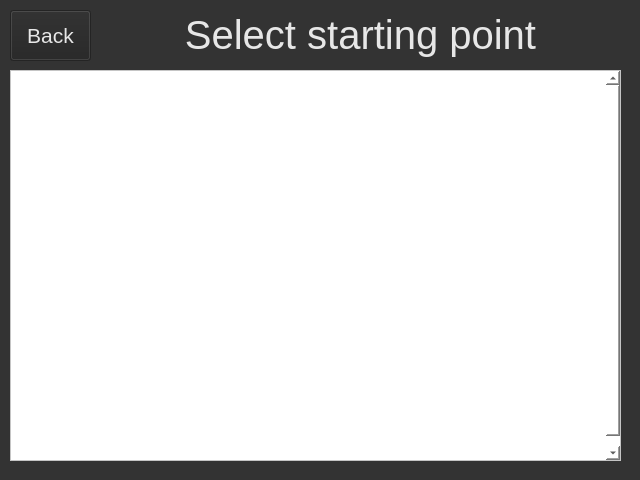
Above: archivepicker.ui from MonMonMnemonics/MChadListener before the change. Below: the same form after it.
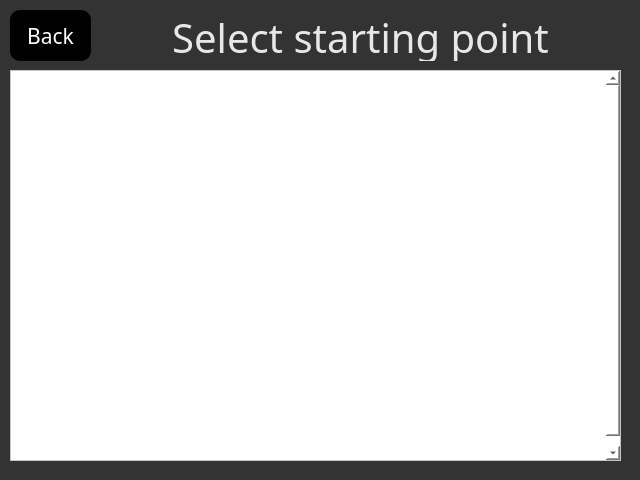
That is the form after the change.

```diff
--- a/archivepicker.ui
+++ b/archivepicker.ui
@@ -148,6 +148,15 @@
        </color>
       </brush>
      </colorrole>
+     <colorrole role="PlaceholderText">
+      <brush brushstyle="NoBrush">
+       <color alpha="128">
+        <red>255</red>
+        <green>255</green>
+        <blue>255</blue>
+       </color>
+      </brush>
+     </colorrole>
     </active>
     <inactive>
      <colorrole role="WindowText">
@@ -285,6 +294,15 @@
        </color>
       </brush>
      </colorrole>
+     <colorrole role="PlaceholderText">
+      <brush brushstyle="NoBrush">
+       <color alpha="128">
+        <red>255</red>
+        <green>255</green>
+        <blue>255</blue>
+       </color>
+      </brush>
+     </colorrole>
     </inactive>
     <disabled>
      <colorrole role="WindowText">
@@ -422,9 +440,23 @@
        </color>
       </brush>
      </colorrole>
+     <colorrole role="PlaceholderText">
+      <brush brushstyle="NoBrush">
+       <color alpha="128">
+        <red>255</red>
+        <green>255</green>
+        <blue>255</blue>
+       </color>
+      </brush>
+     </colorrole>
     </disabled>
    </palette>
   </property>
+  <property name="font">
+   <font>
+    <family>Berlin Sans FB</family>
+   </font>
+  </property>
   <property name="windowTitle">
    <string>ArchiveOverview</string>
   </property>
@@ -452,18 +484,45 @@
       <colorrole role="Button">
        <brush brushstyle="SolidPattern">
         <color alpha="255">
-         <red>35</red>
-         <green>35</green>
-         <blue>35</blue>
+         <red>0</red>
+         <green>0</green>
+         <blue>0</blue>
+        </color>
+       </brush>
+      </colorrole>
+      <colorrole role="Light">
+       <brush brushstyle="SolidPattern">
+        <color alpha="255">
+         <red>255</red>
+         <green>255</green>
+         <blue>255</blue>
+        </color>
+       </brush>
+      </colorrole>
+      <colorrole role="Midlight">
+       <brush brushstyle="SolidPattern">
+        <color alpha="255">
+         <red>255</red>
+         <green>255</green>
+         <blue>255</blue>
         </color>
        </brush>
       </colorrole>
       <colorrole role="Dark">
        <brush brushstyle="SolidPattern">
         <color alpha="255">
-         <red>255</red>
-         <green>255</green>
-         <blue>255</blue>
+         <red>127</red>
+         <green>127</green>
+         <blue>127</blue>
+        </color>
+       </brush>
+      </colorrole>
+      <colorrole role="Mid">
+       <brush brushstyle="SolidPattern">
+        <color alpha="255">
+         <red>170</red>
+         <green>170</green>
+         <blue>170</blue>
         </color>
        </brush>
       </colorrole>
@@ -476,12 +535,84 @@
         </color>
        </brush>
       </colorrole>
+      <colorrole role="BrightText">
+       <brush brushstyle="SolidPattern">
+        <color alpha="255">
+         <red>255</red>
+         <green>255</green>
+         <blue>255</blue>
+        </color>
+       </brush>
+      </colorrole>
       <colorrole role="ButtonText">
        <brush brushstyle="SolidPattern">
         <color alpha="255">
-         <red>231</red>
-         <green>231</green>
-         <blue>231</blue>
+         <red>255</red>
+         <green>255</green>
+         <blue>255</blue>
+        </color>
+       </brush>
+      </colorrole>
+      <colorrole role="Base">
+       <brush brushstyle="SolidPattern">
+        <color alpha="255">
+         <red>0</red>
+         <green>0</green>
+         <blue>0</blue>
+        </color>
+       </brush>
+      </colorrole>
+      <colorrole role="Window">
+       <brush brushstyle="SolidPattern">
+        <color alpha="255">
+         <red>0</red>
+         <green>0</green>
+         <blue>0</blue>
+        </color>
+       </brush>
+      </colorrole>
+      <colorrole role="Shadow">
+       <brush brushstyle="SolidPattern">
+        <color alpha="255">
+         <red>0</red>
+         <green>0</green>
+         <blue>0</blue>
+        </color>
+       </brush>
+      </colorrole>
+      <colorrole role="AlternateBase">
+       <brush brushstyle="SolidPattern">
+        <color alpha="255">
+         <red>255</red>
+         <green>255</green>
+         <blue>255</blue>
+        </color>
+       </brush>
+      </colorrole>
+      <colorrole role="ToolTipBase">
+       <brush brushstyle="SolidPattern">
+        <color alpha="255">
+         <red>255</red>
+         <green>255</green>
+         <blue>220</blue>
+        </color>
+       </brush>
+      </colorrole>
+      <colorrole role="ToolTipText">
+       <brush brushstyle="SolidPattern">
+        <color alpha="255">
+         <red>0</red>
+         <green>0</green>
+         <blue>0</blue>
+        </color>
+       </brush>
+      </colorrole>
+      <colorrole role="PlaceholderText">
+       <brush brushstyle="SolidPattern">
+        <color alpha="128">
+         <red>0</red>
+         <green>0</green>
+         <blue>0</blue>
         </color>
        </brush>
       </colorrole>
@@ -499,18 +630,45 @@
       <colorrole role="Button">
        <brush brushstyle="SolidPattern">
         <color alpha="255">
-         <red>35</red>
-         <green>35</green>
-         <blue>35</blue>
+         <red>0</red>
+         <green>0</green>
+         <blue>0</blue>
+        </color>
+       </brush>
+      </colorrole>
+      <colorrole role="Light">
+       <brush brushstyle="SolidPattern">
+        <color alpha="255">
+         <red>255</red>
+         <green>255</green>
+         <blue>255</blue>
+        </color>
+       </brush>
+      </colorrole>
+      <colorrole role="Midlight">
+       <brush brushstyle="SolidPattern">
+        <color alpha="255">
+         <red>255</red>
+         <green>255</green>
+         <blue>255</blue>
         </color>
        </brush>
       </colorrole>
       <colorrole role="Dark">
        <brush brushstyle="SolidPattern">
         <color alpha="255">
-         <red>255</red>
-         <green>255</green>
-         <blue>255</blue>
+         <red>127</red>
+         <green>127</green>
+         <blue>127</blue>
+        </color>
+       </brush>
+      </colorrole>
+      <colorrole role="Mid">
+       <brush brushstyle="SolidPattern">
+        <color alpha="255">
+         <red>170</red>
+         <green>170</green>
+         <blue>170</blue>
         </color>
        </brush>
       </colorrole>
@@ -523,12 +681,84 @@
         </color>
        </brush>
       </colorrole>
+      <colorrole role="BrightText">
+       <brush brushstyle="SolidPattern">
+        <color alpha="255">
+         <red>255</red>
+         <green>255</green>
+         <blue>255</blue>
+        </color>
+       </brush>
+      </colorrole>
       <colorrole role="ButtonText">
        <brush brushstyle="SolidPattern">
         <color alpha="255">
-         <red>231</red>
-         <green>231</green>
-         <blue>231</blue>
+         <red>255</red>
+         <green>255</green>
+         <blue>255</blue>
+        </color>
+       </brush>
+      </colorrole>
+      <colorrole role="Base">
+       <brush brushstyle="SolidPattern">
+        <color alpha="255">
+         <red>0</red>
+         <green>0</green>
+         <blue>0</blue>
+        </color>
+       </brush>
+      </colorrole>
+      <colorrole role="Window">
+       <brush brushstyle="SolidPattern">
+        <color alpha="255">
+         <red>0</red>
+         <green>0</green>
+         <blue>0</blue>
+        </color>
+       </brush>
+      </colorrole>
+      <colorrole role="Shadow">
+       <brush brushstyle="SolidPattern">
+        <color alpha="255">
+         <red>0</red>
+         <green>0</green>
+         <blue>0</blue>
+        </color>
+       </brush>
+      </colorrole>
+      <colorrole role="AlternateBase">
+       <brush brushstyle="SolidPattern">
+        <color alpha="255">
+         <red>255</red>
+         <green>255</green>
+         <blue>255</blue>
+        </color>
+       </brush>
+      </colorrole>
+      <colorrole role="ToolTipBase">
+       <brush brushstyle="SolidPattern">
+        <color alpha="255">
+         <red>255</red>
+         <green>255</green>
+         <blue>220</blue>
+        </color>
+       </brush>
+      </colorrole>
+      <colorrole role="ToolTipText">
+       <brush brushstyle="SolidPattern">
+        <color alpha="255">
+         <red>0</red>
+         <green>0</green>
+         <blue>0</blue>
+        </color>
+       </brush>
+      </colorrole>
+      <colorrole role="PlaceholderText">
+       <brush brushstyle="SolidPattern">
+        <color alpha="128">
+         <red>0</red>
+         <green>0</green>
+         <blue>0</blue>
         </color>
        </brush>
       </colorrole>
@@ -546,18 +776,45 @@
       <colorrole role="Button">
        <brush brushstyle="SolidPattern">
         <color alpha="255">
-         <red>35</red>
-         <green>35</green>
-         <blue>35</blue>
+         <red>0</red>
+         <green>0</green>
+         <blue>0</blue>
+        </color>
+       </brush>
+      </colorrole>
+      <colorrole role="Light">
+       <brush brushstyle="SolidPattern">
+        <color alpha="255">
+         <red>255</red>
+         <green>255</green>
+         <blue>255</blue>
+        </color>
+       </brush>
+      </colorrole>
+      <colorrole role="Midlight">
+       <brush brushstyle="SolidPattern">
+        <color alpha="255">
+         <red>255</red>
+         <green>255</green>
+         <blue>255</blue>
         </color>
        </brush>
       </colorrole>
       <colorrole role="Dark">
        <brush brushstyle="SolidPattern">
         <color alpha="255">
-         <red>255</red>
-         <green>255</green>
-         <blue>255</blue>
+         <red>127</red>
+         <green>127</green>
+         <blue>127</blue>
+        </color>
+       </brush>
+      </colorrole>
+      <colorrole role="Mid">
+       <brush brushstyle="SolidPattern">
+        <color alpha="255">
+         <red>170</red>
+         <green>170</green>
+         <blue>170</blue>
         </color>
        </brush>
       </colorrole>
@@ -570,6 +827,15 @@
         </color>
        </brush>
       </colorrole>
+      <colorrole role="BrightText">
+       <brush brushstyle="SolidPattern">
+        <color alpha="255">
+         <red>255</red>
+         <green>255</green>
+         <blue>255</blue>
+        </color>
+       </brush>
+      </colorrole>
       <colorrole role="ButtonText">
        <brush brushstyle="SolidPattern">
         <color alpha="255">
@@ -579,14 +845,81 @@
         </color>
        </brush>
       </colorrole>
+      <colorrole role="Base">
+       <brush brushstyle="SolidPattern">
+        <color alpha="255">
+         <red>0</red>
+         <green>0</green>
+         <blue>0</blue>
+        </color>
+       </brush>
+      </colorrole>
+      <colorrole role="Window">
+       <brush brushstyle="SolidPattern">
+        <color alpha="255">
+         <red>0</red>
+         <green>0</green>
+         <blue>0</blue>
+        </color>
+       </brush>
+      </colorrole>
+      <colorrole role="Shadow">
+       <brush brushstyle="SolidPattern">
+        <color alpha="255">
+         <red>0</red>
+         <green>0</green>
+         <blue>0</blue>
+        </color>
+       </brush>
+      </colorrole>
+      <colorrole role="AlternateBase">
+       <brush brushstyle="SolidPattern">
+        <color alpha="255">
+         <red>255</red>
+         <green>255</green>
+         <blue>255</blue>
+        </color>
+       </brush>
+      </colorrole>
+      <colorrole role="ToolTipBase">
+       <brush brushstyle="SolidPattern">
+        <color alpha="255">
+         <red>255</red>
+         <green>255</green>
+         <blue>220</blue>
+        </color>
+       </brush>
+      </colorrole>
+      <colorrole role="ToolTipText">
+       <brush brushstyle="SolidPattern">
+        <color alpha="255">
+         <red>0</red>
+         <green>0</green>
+         <blue>0</blue>
+        </color>
+       </brush>
+      </colorrole>
+      <colorrole role="PlaceholderText">
+       <brush brushstyle="SolidPattern">
+        <color alpha="128">
+         <red>0</red>
+         <green>0</green>
+         <blue>0</blue>
+        </color>
+       </brush>
+      </colorrole>
      </disabled>
     </palette>
    </property>
    <property name="font">
     <font>
+     <family>Berlin Sans FB</family>
      <pointsize>16</pointsize>
     </font>
    </property>
+   <property name="styleSheet">
+    <string notr="true">color:white; background-color:default; border-radius:10px;</string>
+   </property>
    <property name="text">
     <string>Back</string>
    </property>
@@ -648,6 +981,15 @@
         </color>
        </brush>
       </colorrole>
+      <colorrole role="PlaceholderText">
+       <brush brushstyle="NoBrush">
+        <color alpha="128">
+         <red>231</red>
+         <green>231</green>
+         <blue>231</blue>
+        </color>
+       </brush>
+      </colorrole>
      </active>
      <inactive>
       <colorrole role="WindowText">
@@ -695,6 +1037,15 @@
         </color>
        </brush>
       </colorrole>
+      <colorrole role="PlaceholderText">
+       <brush brushstyle="NoBrush">
+        <color alpha="128">
+         <red>231</red>
+         <green>231</green>
+         <blue>231</blue>
+        </color>
+       </brush>
+      </colorrole>
      </inactive>
      <disabled>
       <colorrole role="WindowText">
@@ -742,11 +1093,21 @@
         </color>
        </brush>
       </colorrole>
+      <colorrole role="PlaceholderText">
+       <brush brushstyle="NoBrush">
+        <color alpha="128">
+         <red>231</red>
+         <green>231</green>
+         <blue>231</blue>
+        </color>
+       </brush>
+      </colorrole>
      </disabled>
     </palette>
    </property>
    <property name="font">
     <font>
+     <family>Berlin Sans FB</family>
      <pointsize>30</pointsize>
     </font>
    </property>
@@ -813,7 +1174,7 @@
       <rect>
        <x>5</x>
        <y>0</y>
-       <width>401</width>
+       <width>411</width>
        <height>141</height>
       </rect>
      </property>
```
Left out of the diff: 2 changed lines with no effect on the pictures.
